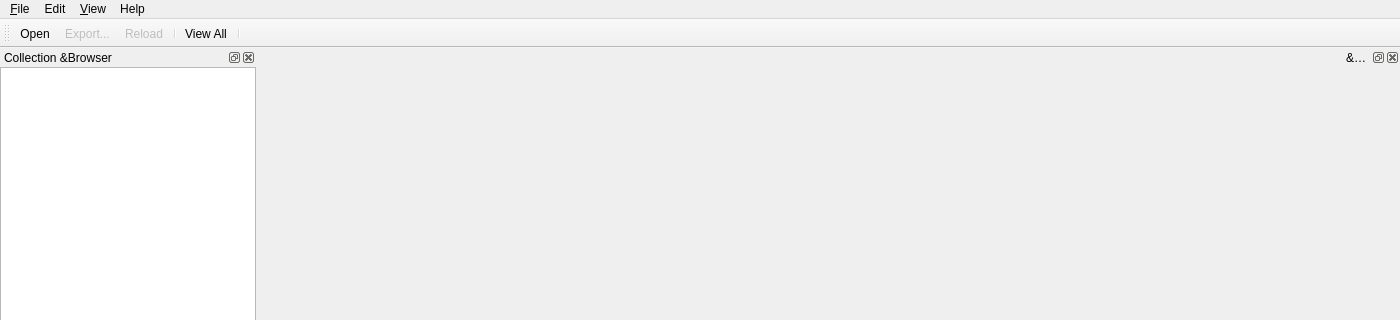
First picture: the form in tools/gltfEditor/mainwindow.ui, repository KDAB/kuesa, before the edit; both pictures show x 0 to 1400 and y 0 to 320 of the 1400 by 800 pixel window.
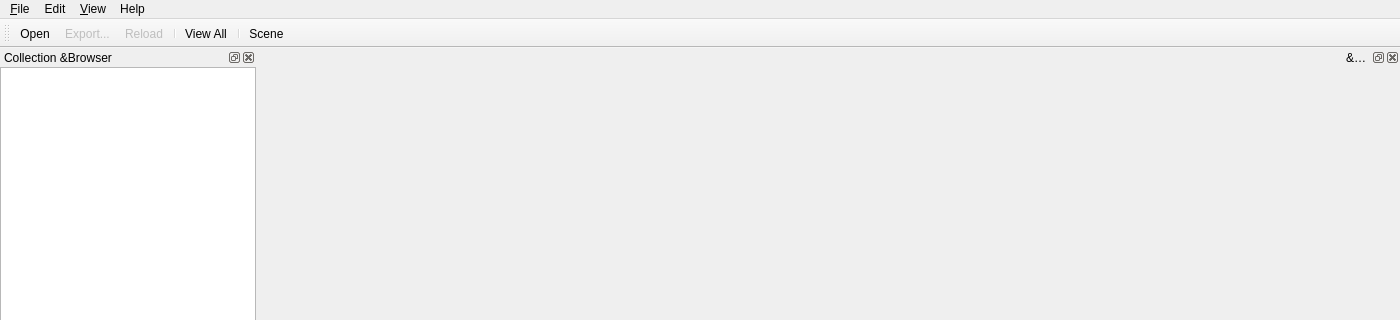
Second picture: the form after the edit. Icons and pictures are not drawn. Custom widgets are drawn as their Qt base class.

Commit message:
GLTF2Importer: handle multiple glTF scenes
Only one can be visible at once but API has been added to
query available scenes and specify which one we want to set active.

Task-Id: KUE-577

What changed in the file:
```diff
--- a/tools/gltfEditor/mainwindow.ui
+++ b/tools/gltfEditor/mainwindow.ui
@@ -107,6 +107,7 @@
    <addaction name="separator"/>
    <addaction name="actionViewAll"/>
    <addaction name="separator"/>
+   <addaction name="actionScene"/>
   </widget>
   <widget class="QDockWidget" name="assetInspectorDockWidget">
    <property name="windowTitle">
@@ -214,6 +215,14 @@
     <string>Export</string>
    </property>
   </action>
+  <action name="actionScene">
+   <property name="text">
+    <string>&amp;Scene</string>
+   </property>
+   <property name="visible">
+    <bool>false</bool>
+   </property>
+  </action>
  </widget>
  <customwidgets>
   <customwidget>
```
The commit also changes 17 other files.
